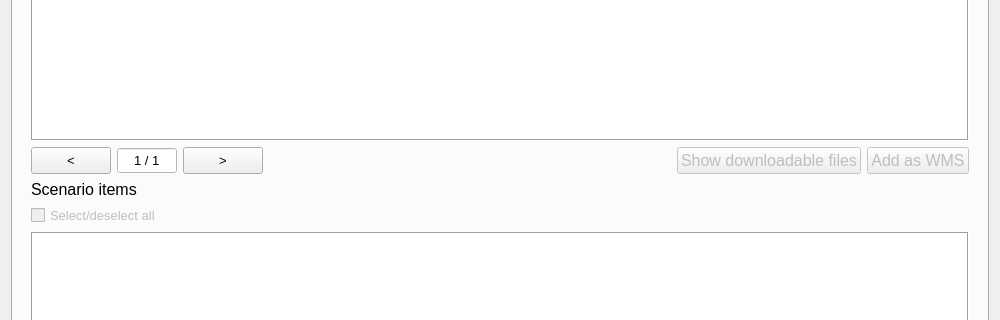
The window that lizard_qgis_plugin/widgets/ui/lizard.ui (nens/lizard-qgis-plugin) describes before a commit, drawn with Qt 5; both pictures show x 0 to 1000 and y 136 to 456 of the 1000 by 950 pixel window.
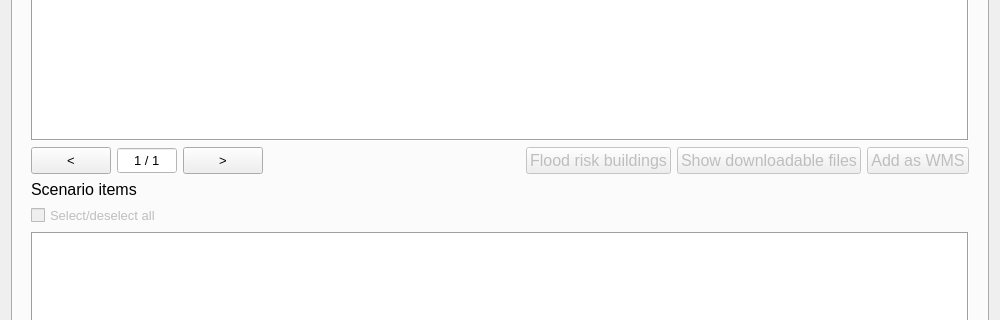
The same window after the commit. Custom widgets are drawn as their Qt base class.

Commit message: Work on running Buildings Flood Risk Analysis.

The edit to the form file:
```diff
--- a/lizard_qgis_plugin/widgets/ui/lizard.ui
+++ b/lizard_qgis_plugin/widgets/ui/lizard.ui
@@ -317,12 +317,34 @@
               </property>
               <property name="sizeHint" stdset="0">
                <size>
-                <width>400</width>
+                <width>40</width>
                 <height>20</height>
                </size>
               </property>
              </spacer>
             </item>
+            <item>
+             <widget class="QPushButton" name="pb_flood_risk_buildings">
+              <property name="enabled">
+               <bool>false</bool>
+              </property>
+              <property name="minimumSize">
+               <size>
+                <width>100</width>
+                <height>25</height>
+               </size>
+              </property>
+              <property name="font">
+               <font>
+                <family>Segoe UI</family>
+                <pointsize>12</pointsize>
+               </font>
+              </property>
+              <property name="text">
+               <string>Flood risk buildings</string>
+              </property>
+             </widget>
+            </item>
             <item>
              <widget class="QPushButton" name="pb_show_files">
               <property name="enabled">
```
Left out of the diff: 2 changed lines with no effect on the pictures. The commit also changes 3 other files.
